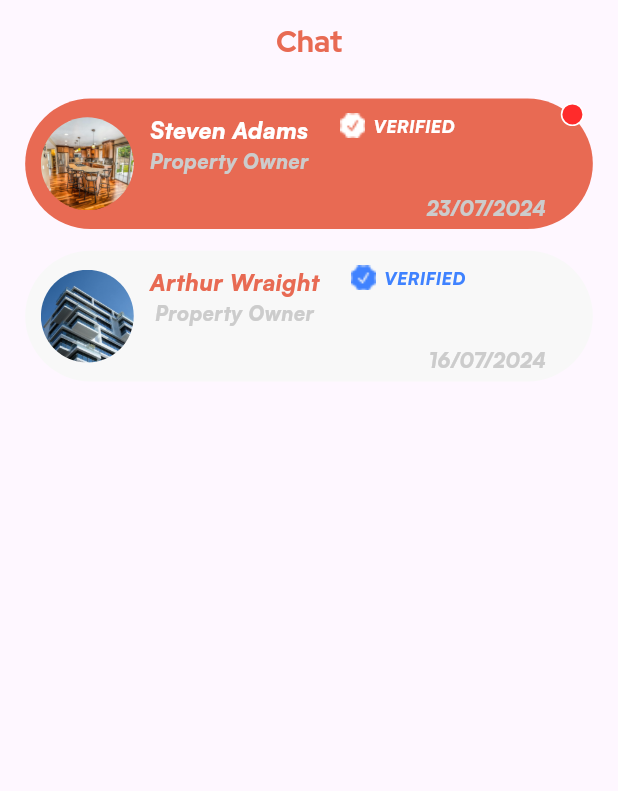
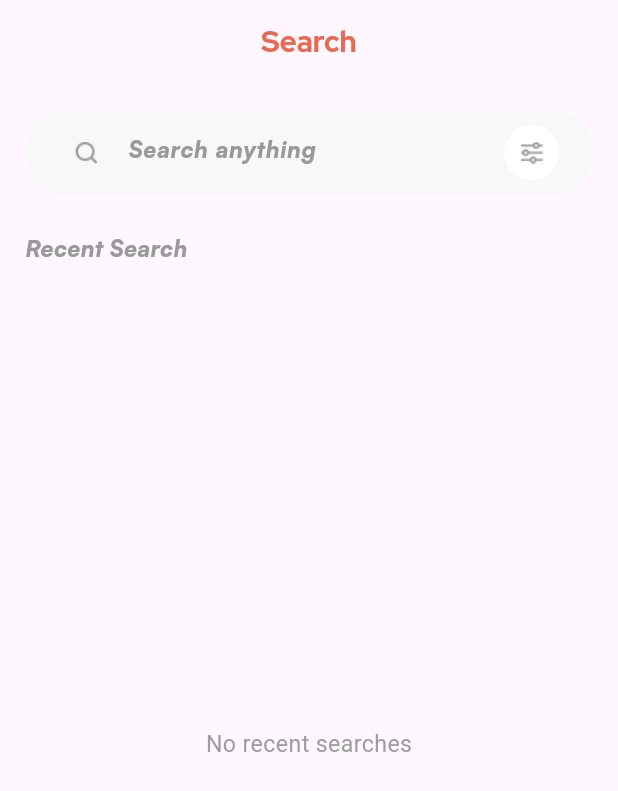
Before and after one commit to OmarMushtaha2020/Real_Estate_App, a Flutter app: the screen it shows after launch, on a phone screen of 412 x 824 dp. Shown: the top 791 px of the screen. Run offline on Flutter 3.47's test engine with Material 3 defaults, Android fonts, the phone set to English and light mode, and no system bars; our stand-ins replace animate_do, device_preview, flutter_screenutil, get, google_maps_flutter, pinput and 2 more.

Commit message:
FINISH UI OF SEARCH SCREEN

```diff
--- a/lib/app/modules/home/bindings/app_binding.dart
+++ b/lib/app/modules/home/bindings/app_binding.dart
@@ -1,3 +1,4 @@
+import 'package:flutter/material.dart';
 import 'package:get/get.dart';
 import 'package:real_estate_app/app/modules/home/controllers/book_mark_controller.dart';
 import 'package:real_estate_app/app/modules/home/controllers/chat_controller.dart';
@@ -9,6 +10,7 @@ import 'package:real_estate_app/app/modules/home/controllers/onboarding_controll
 import 'package:real_estate_app/app/modules/home/controllers/real_estate_type_controller.dart';
 import 'package:real_estate_app/app/modules/home/controllers/registration_controller.dart';
 import 'package:real_estate_app/app/modules/home/controllers/role_controller.dart';
+import 'package:real_estate_app/app/modules/home/controllers/search_controller.dart';
 import 'package:real_estate_app/app/modules/home/controllers/set_up_location_controller.dart';
 import 'package:real_estate_app/app/modules/home/controllers/set_up_location_manually_controller.dart';
 import 'package:real_estate_app/app/modules/home/controllers/sign_up_controller.dart';
@@ -56,6 +58,9 @@ class AppBinding extends Bindings {
     Get.lazyPut<ChatController>(
           () => ChatController(),
     );
+    Get.lazyPut<SearchControllers>(
+          () => SearchControllers(),
+    );
 
   }
 }
--- /dev/null
+++ b/lib/app/modules/home/controllers/search_controller.dart
@@ -0,0 +1,39 @@
+import 'package:get/get.dart';
+
+class SearchControllers extends GetxController {
+  //TODO: Implement SearchController
+  final RxList<String> recentSearches = <String>[].obs;
+
+  // Method to add search term to recent searches
+  void addSearchTerm(String term) {
+    if (term.isNotEmpty && !recentSearches.contains(term)) {
+      recentSearches.insert(0, term);
+      if (recentSearches.length > 10) {
+        recentSearches.removeLast(); // Limiting the list to 10 items
+      }
+    }
+  }
+
+  // Method to clear recent searches
+  void clearRecentSearches() {
+    recentSearches.clear();
+  }
+
+  final count = 0.obs;
+  @override
+  void onInit() {
+    super.onInit();
+  }
+
+  @override
+  void onReady() {
+    super.onReady();
+  }
+
+  @override
+  void onClose() {
+    super.onClose();
+  }
+
+  void increment() => count.value++;
+}
--- /dev/null
+++ b/lib/app/modules/home/views/search_view.dart
@@ -0,0 +1,148 @@
+import 'package:flutter/material.dart';
+import 'package:flutter_screenutil/flutter_screenutil.dart';
+import 'package:get/get.dart';
+import 'package:real_estate_app/app/components/common_widget/image_widget.dart';
+import 'package:real_estate_app/app/components/common_widget/text_widget.dart';
+import 'package:real_estate_app/app/modules/home/controllers/search_controller.dart';
+
+class SearchView extends GetView<SearchControllers> {
+  const SearchView({Key? key}) : super(key: key);
+
+  @override
+  Widget build(BuildContext context) {
+    return Scaffold(
+      appBar: AppBar(
+        iconTheme: IconThemeData(size: 20.w),
+        title: TextWidget(
+          'Search',
+          fontSize: 20.sp,
+          fontWeight: FontWeight.w700,
+          color: const Color(0XffE86A53),
+          fontFamily: "RedHatDisplay",
+        ),
+        centerTitle: true,
+      ),
+      body: Padding(
+        padding: EdgeInsets.all(16.0.w),
+        child: Column(
+          crossAxisAlignment: CrossAxisAlignment.start,
+          children: [
+            // Container wrapping the TextFormField with border radius and styling
+            Container(
+              height: 60.h, // Set the height to 60
+              decoration: BoxDecoration(
+                color: const Color(0xFFF8F8F8), // Background color
+                borderRadius: BorderRadius.circular(100.r), // Border radius
+              ),
+              padding: EdgeInsets.symmetric(horizontal: 16.w), // Padding inside the container
+              child: TextFormField(
+
+                style: TextStyle(
+                  fontSize: 16.sp,
+                  color: const Color(0xff999999),
+                  fontWeight: FontWeight.w600,
+                  fontFamily: "Satoshi",
+                ),
+
+                decoration: InputDecoration(
+                  hintText: 'Search anything',
+
+                  hintStyle: TextStyle(
+                    fontSize: 16.sp,
+                    color: const Color(0xff999999),
+                    fontWeight: FontWeight.w600,
+                    fontFamily: "Satoshi",
+                  ),
+                  prefixIcon:                            Column(
+                    mainAxisAlignment: MainAxisAlignment.center,
+                    children: [
+                      ImageWidget("assets/image/majesticons_search-line.png",width: 18.w,height: 18.w,fit: BoxFit.cover,),
+                    ],
+                  ),
+
+                  suffixIcon: Column(
+                    mainAxisAlignment: MainAxisAlignment.center,
+                    children: [
+                      Container(
+height: 35.w,
+                        width: 35.w,
+
+                        decoration: BoxDecoration(
+                          shape: BoxShape.circle,
+
+                          color: Colors.white, // White background for the circular container
+                        ),
+                        child: Column(
+                          mainAxisAlignment: MainAxisAlignment.center,
+                          children: [
+                            ImageWidget("assets/image/fliter.png",width: 14.w,height: 14.w,fit: BoxFit.cover,),
+                          ],
+                        ), // Search icon
+                      ),
+                    ],
+                  ),
+                  border: InputBorder.none, // Removing the border
+                  enabledBorder: InputBorder.none, // Removing the enabled border
+                  focusedBorder: InputBorder.none, // Removing the focused border
+                  contentPadding: EdgeInsets.symmetric(vertical: 15.h), // Centering label and icon vertically
+                ),
+                onFieldSubmitted: (value) {
+                  // Add the search term to the recent searches list
+                  controller.addSearchTerm(value);
+                },
+              ),
+            ),
+            SizedBox(height: 24.h),
+            TextWidget(
+              "Recent Search",
+              fontSize: 16.sp,
+              fontWeight: FontWeight.w500,
+              fontFamily: "Satoshi",
+              color: Color(0Xff999999)
+
+            ),
+            // Displaying recent searches
+            SizedBox(height: 10.h),
+
+            Obx(
+                  () => Expanded(
+                child: controller.recentSearches.isEmpty
+                    ? Center(
+                  child: TextWidget(
+                    'No recent searches',
+                    fontSize: 16.sp,
+                    color: Colors.grey,
+                  ),
+                )
+                    : ListView.builder(
+                  padding: EdgeInsets.zero,
+                  itemCount: controller.recentSearches.length,
+                  itemBuilder: (context, index) {
+                    final searchItem = controller.recentSearches[index];
+                    return ListTile(
+
+                      contentPadding: EdgeInsets.zero,
+                      leading: Icon(Icons.location_on_rounded , color: Color(0XffE86A53),size: 24.w,),
+                      title: TextWidget(
+                        searchItem,
+                        fontSize: 16.sp,
+                        fontWeight: FontWeight.w500,
+                        color: Color(0XffE86A53),
+
+                        fontFamily: "Satoshi",
+                      ),
+                      onTap: () {
+                        // Action when tapping on a recent search item
+                      },
+                    );
+                  },
+
+                ),
+              ),
+            ),
+          ],
+        ),
+      ),
+    );
+  }
+}
--- a/lib/app/routes/app_pages.dart
+++ b/lib/app/routes/app_pages.dart
@@ -10,6 +10,7 @@ import 'package:real_estate_app/app/modules/home/views/login_view.dart';
 import 'package:real_estate_app/app/modules/home/views/notification_view.dart';
 import 'package:real_estate_app/app/modules/home/views/real_estate_type_view.dart';
 import 'package:real_estate_app/app/modules/home/views/role_view.dart';
+import 'package:real_estate_app/app/modules/home/views/search_view.dart';
 import 'package:real_estate_app/app/modules/home/views/set_up_location_manually_view.dart';
 import 'package:real_estate_app/app/modules/home/views/set_up_location_view.dart';
 import 'package:real_estate_app/app/modules/home/views/sign_up_view.dart';
@@ -23,7 +24,7 @@ part 'app_routes.dart';
 class AppPages {
   AppPages._();
 
-  static const INITIAL = Routes.Chat;
+  static const INITIAL = Routes.Search;
 
   static final routes = [
     GetPage(
@@ -116,7 +117,15 @@ class AppPages {
       transition: Transition.downToUp, // Example of another custom transition
       transitionDuration: const Duration(milliseconds: 500),
       binding: AppBinding(),
+    ),
+    GetPage(
+      name: _Paths.Search,
+      page: () =>  SearchView(),
+      transition: Transition.downToUp, // Example of another custom transition
+      transitionDuration: const Duration(milliseconds: 500),
+      binding: AppBinding(),
     )
+
 
   ];
 }
--- a/lib/app/routes/app_routes.dart
+++ b/lib/app/routes/app_routes.dart
@@ -17,6 +17,7 @@ static const Notification=_Paths.Notification;
 static const Filter=_Paths.Filter;
 static const BookMark=_Paths.BookMark;
 static const Chat=_Paths.Chat;
+static const Search=_Paths.Search;
 }
 
 abstract class _Paths {
@@ -34,4 +35,5 @@ static const Notification='/notification';
 static const Filter='/filter';
 static const BookMark='/book_mark';
 static const Chat='/Chat';
+static const Search='/Search';
 }
```
Also changed, not shown: assets/image/fliter.png (added), assets/image/majesticons_search-line.png (added).
